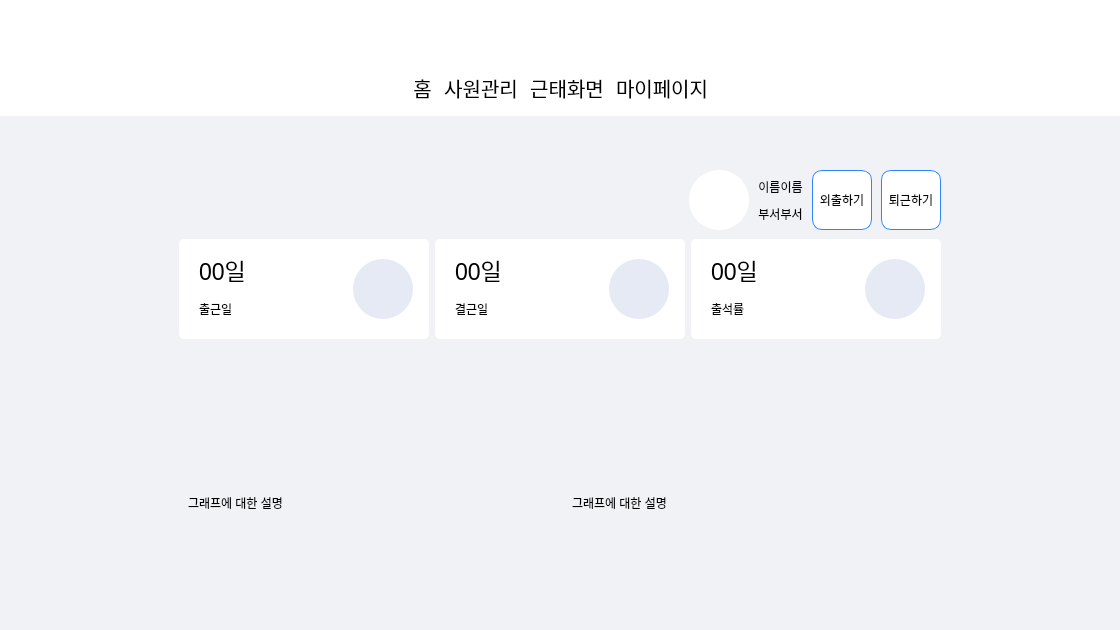
Uyuniwhite/Face-recognition-Attendance-System-Project, file Main/UI/MainWidget.ui: the form before one commit.
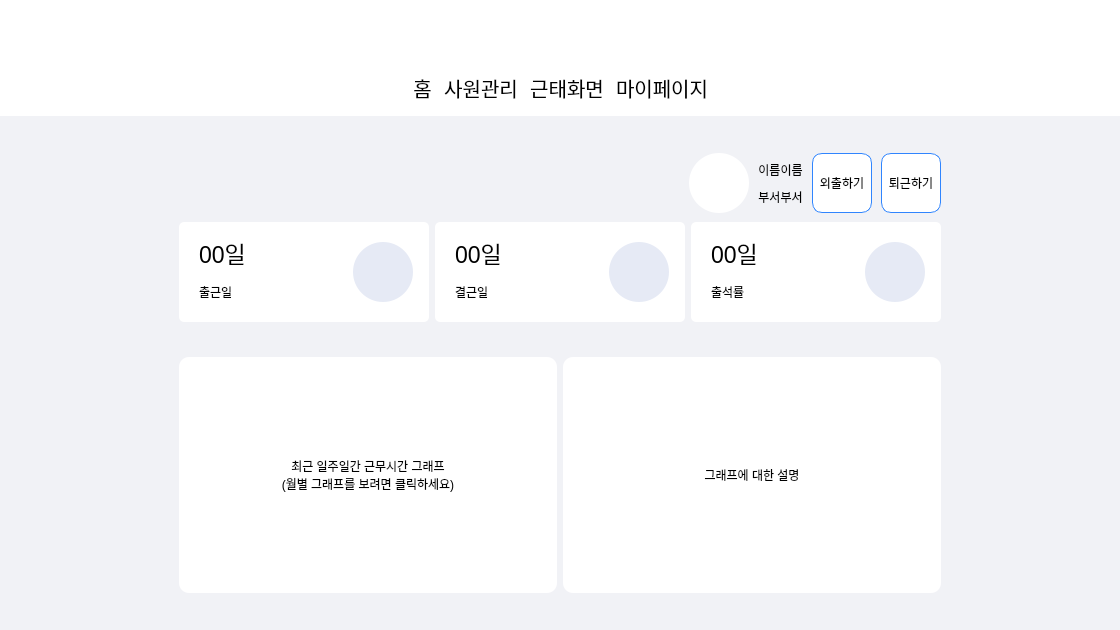
The form after the commit. The open tabs and pages were chosen to show the change. Icons and pictures are not drawn.

Commit message: 0828 그래프 추가중3

The edit to the form file:
```diff
--- a/Main/UI/MainWidget.ui
+++ b/Main/UI/MainWidget.ui
@@ -1294,7 +1294,7 @@
                    <enum>Qt::Vertical</enum>
                   </property>
                   <property name="sizeType">
-                   <enum>QSizePolicy::Fixed</enum>
+                   <enum>QSizePolicy::Preferred</enum>
                   </property>
                   <property name="sizeHint" stdset="0">
                    <size>
@@ -1333,7 +1333,29 @@
                    </property>
                    <item>
                     <widget class="QWidget" name="graph_widget_1" native="true">
+                     <property name="maximumSize">
+                      <size>
+                       <width>379</width>
+                       <height>16777215</height>
+                      </size>
+                     </property>
+                     <property name="styleSheet">
+                      <string notr="true">background-color: rgb(255, 255, 255);
+border-radius:10px;</string>
+                     </property>
                      <layout class="QVBoxLayout" name="verticalLayout_7">
+                      <property name="leftMargin">
+                       <number>0</number>
+                      </property>
+                      <property name="topMargin">
+                       <number>0</number>
+                      </property>
+                      <property name="rightMargin">
+                       <number>0</number>
+                      </property>
+                      <property name="bottomMargin">
+                       <number>0</number>
+                      </property>
                       <item>
                        <layout class="QVBoxLayout" name="verticalLayout_6"/>
                       </item>
@@ -1346,7 +1368,11 @@
                          </size>
                         </property>
                         <property name="text">
-                         <string>그래프에 대한 설명</string>
+                         <string>최근 일주일간 근무시간 그래프
+(월별 그래프를 보려면 클릭하세요)</string>
+                        </property>
+                        <property name="alignment">
+                         <set>Qt::AlignCenter</set>
                         </property>
                        </widget>
                       </item>
@@ -1355,7 +1381,23 @@
                    </item>
                    <item>
                     <widget class="QWidget" name="graph_widget_2" native="true">
+                     <property name="styleSheet">
+                      <string notr="true">background-color: rgb(255, 255, 255);
+border-radius:10px;</string>
+                     </property>
                      <layout class="QVBoxLayout" name="verticalLayout_8">
+                      <property name="leftMargin">
+                       <number>0</number>
+                      </property>
+                      <property name="topMargin">
+                       <number>0</number>
+                      </property>
+                      <property name="rightMargin">
+                       <number>0</number>
+                      </property>
+                      <property name="bottomMargin">
+                       <number>0</number>
+                      </property>
                       <item>
                        <layout class="QVBoxLayout" name="verticalLayout_9"/>
                       </item>
@@ -1370,6 +1412,9 @@
                         <property name="text">
                          <string>그래프에 대한 설명</string>
                         </property>
+                        <property name="alignment">
+                         <set>Qt::AlignCenter</set>
+                        </property>
                        </widget>
                       </item>
                      </layout>
@@ -1381,6 +1426,19 @@
                </layout>
               </widget>
              </item>
+             <item>
+              <spacer name="verticalSpacer_6">
+               <property name="orientation">
+                <enum>Qt::Vertical</enum>
+               </property>
+               <property name="sizeHint" stdset="0">
+                <size>
+                 <width>20</width>
+                 <height>40</height>
+                </size>
+               </property>
+              </spacer>
+             </item>
             </layout>
            </widget>
           </item>
```
Left out of the diff: 54 changed lines with no effect on the pictures. The commit also changes 10 other files.
